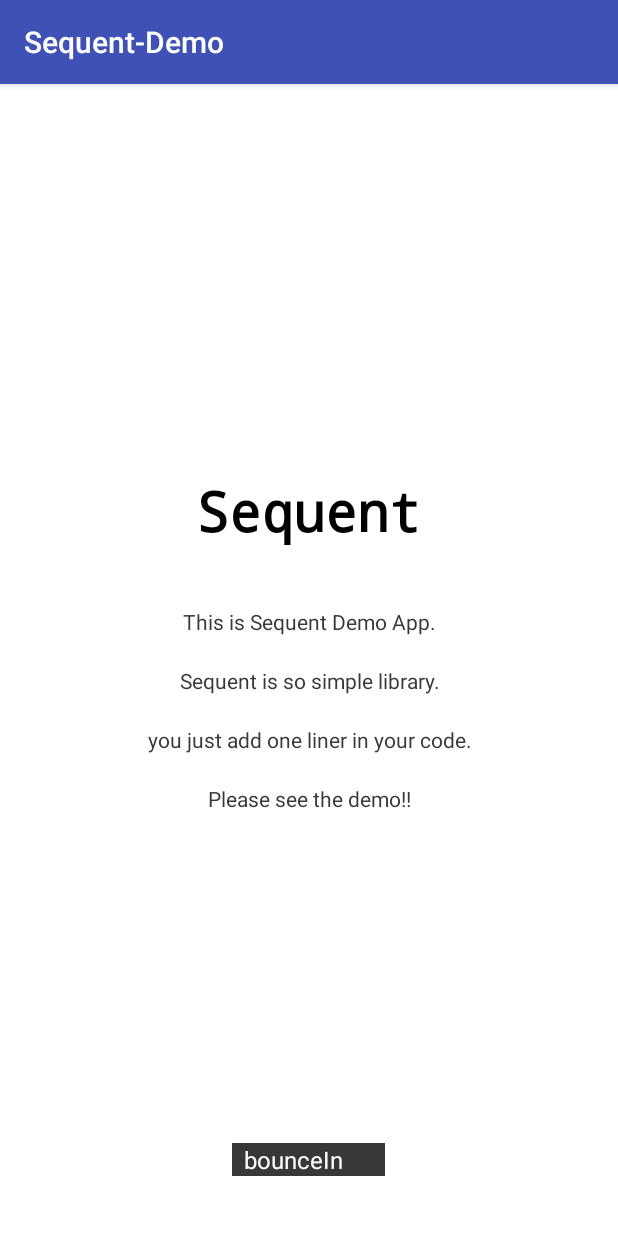
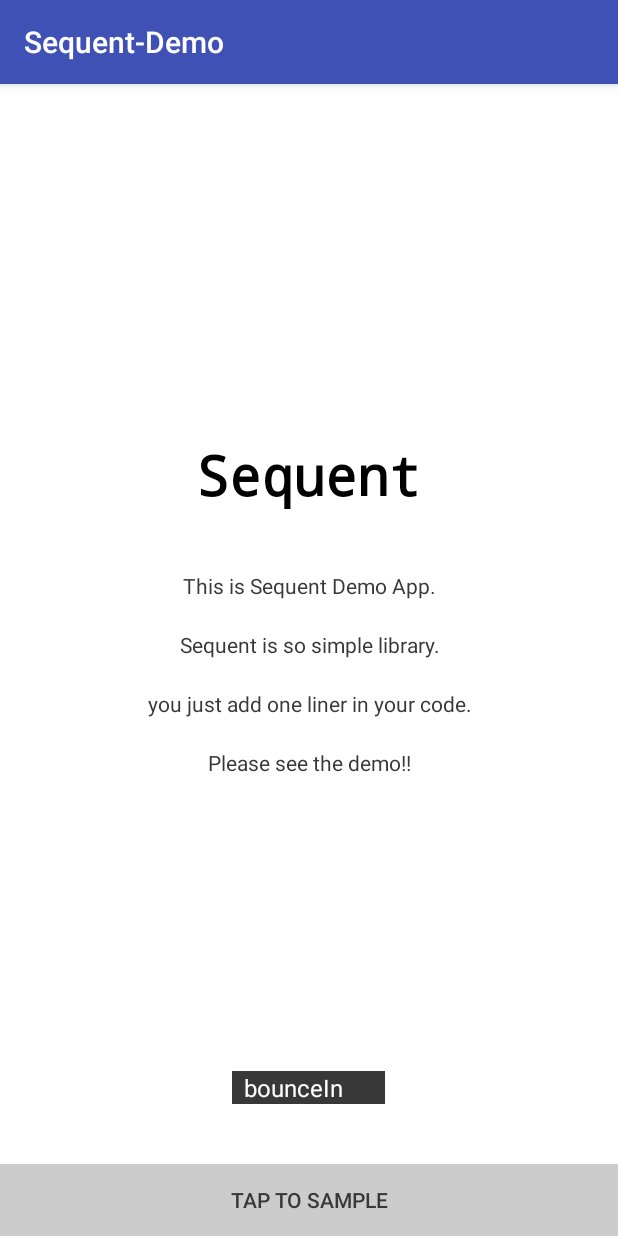
Before and after one commit to fujiyuu75/Sequent, an Android app: the screen it shows after launch (AnimActivity), on a phone screen of 412 x 824 dp. Run offline under Robolectric (Android 15) with nearby library versions, the phone set to English and light mode, and no system bars.

Commit message:
Modify AnimActivity

```diff
--- a/sample/src/main/java/com/fujiyuu75/sequent/sample/AnimActivity.java
+++ b/sample/src/main/java/com/fujiyuu75/sequent/sample/AnimActivity.java
@@ -1,5 +1,6 @@
 package com.fujiyuu75.sequent.sample;
 
+import android.content.Intent;
 import android.os.Bundle;
 import android.support.v7.app.AppCompatActivity;
 import android.util.Log;
@@ -24,6 +25,13 @@ public class AnimActivity extends AppCompatActivity {
 
         layout = (LinearLayout) findViewById(R.id.layout);
         spinner = (Spinner) findViewById(R.id.spinner);
+
+        findViewById(R.id.button).setOnClickListener(new View.OnClickListener() {
+            @Override
+            public void onClick(View v) {
+                startActivity(new Intent(getApplicationContext(), TutorialActivity.class));
+            }
+        });
 
         spinner.setOnItemSelectedListener(new AdapterView.OnItemSelectedListener() {
             @Override
--- a/sample/src/main/res/layout/activity_anim.xml
+++ b/sample/src/main/res/layout/activity_anim.xml
@@ -75,4 +75,13 @@
         android:background="@color/app_black"
         android:spinnerMode="dialog"
         android:textSize="16sp"/>
+
+    <android.support.v7.widget.AppCompatButton
+        android:id="@+id/button"
+        android:layout_width="match_parent"
+        android:layout_height="wrap_content"
+        android:text="Tap to Sample"
+        android:textColor="@color/app_black"
+        android:background="@color/app_gray"
+        style="@style/Widget.AppCompat.Button.Borderless"/>
 </LinearLayout>
```
